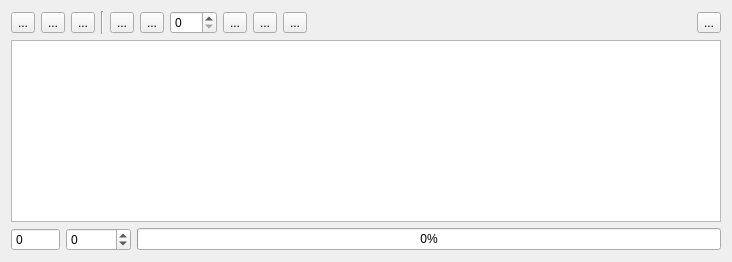
Before: the Qt Designer form ground/gcs/src/plugins/picoc/picoc.ui in TauLabs/TauLabs, drawn with Qt 5.
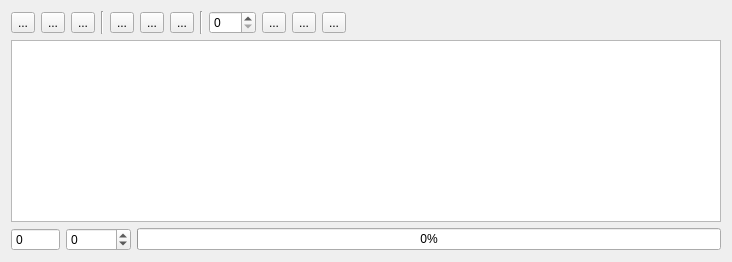
After: the same form once the commit is applied. Icons and pictures are not drawn.

Commit message:
picoC: UI changes, security handling in flight software
minor changes to UI: moves a button and changes editors tabStopWidth
flight software: implement security level handling for dangerous
function calls. This keeps users away from malfunctions or functions
calls in insecure moments.

The edit to the form file:
```diff
--- a/ground/gcs/src/plugins/picoc/picoc.ui
+++ b/ground/gcs/src/plugins/picoc/picoc.ui
@@ -127,6 +127,33 @@
        </property>
       </widget>
      </item>
+     <item>
+      <widget class="QToolButton" name="tbStartScript">
+       <property name="toolTip">
+        <string>Start Script on UAV</string>
+       </property>
+       <property name="text">
+        <string>...</string>
+       </property>
+       <property name="icon">
+        <iconset resource="picoc.qrc">
+         <normaloff>:/picoc/images/execute.png</normaloff>:/picoc/images/execute.png</iconset>
+       </property>
+       <property name="iconSize">
+        <size>
+         <width>32</width>
+         <height>32</height>
+        </size>
+       </property>
+      </widget>
+     </item>
+     <item>
+      <widget class="Line" name="line_2">
+       <property name="orientation">
+        <enum>Qt::Vertical</enum>
+       </property>
+      </widget>
+     </item>
      <item>
       <widget class="QSpinBox" name="sbFileID">
        <property name="toolTip">
@@ -210,26 +237,6 @@
        </property>
       </spacer>
      </item>
-     <item>
-      <widget class="QToolButton" name="tbStartScript">
-       <property name="toolTip">
-        <string>Start Script</string>
-       </property>
-       <property name="text">
-        <string>...</string>
-       </property>
-       <property name="icon">
-        <iconset resource="picoc.qrc">
-         <normaloff>:/picoc/images/execute.png</normaloff>:/picoc/images/execute.png</iconset>
-       </property>
-       <property name="iconSize">
-        <size>
-         <width>32</width>
-         <height>32</height>
-        </size>
-       </property>
-      </widget>
-     </item>
     </layout>
    </item>
    <item>
```
Left out of the diff: 11 changed lines with no effect on the pictures. The commit also changes 1 other file.
